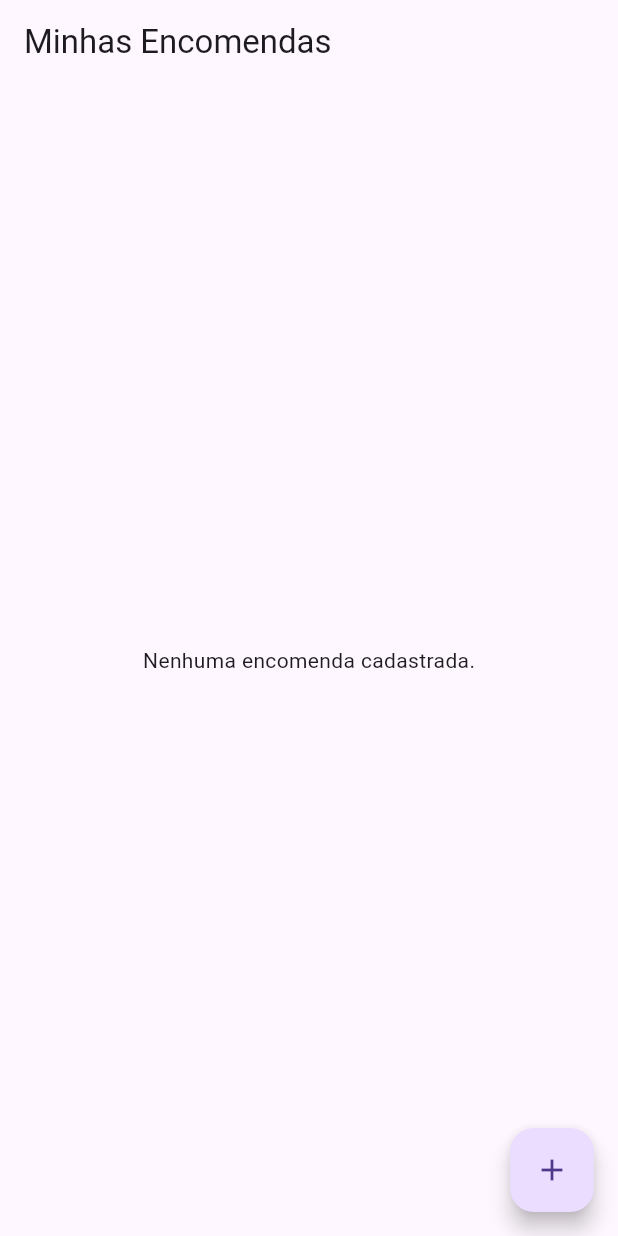
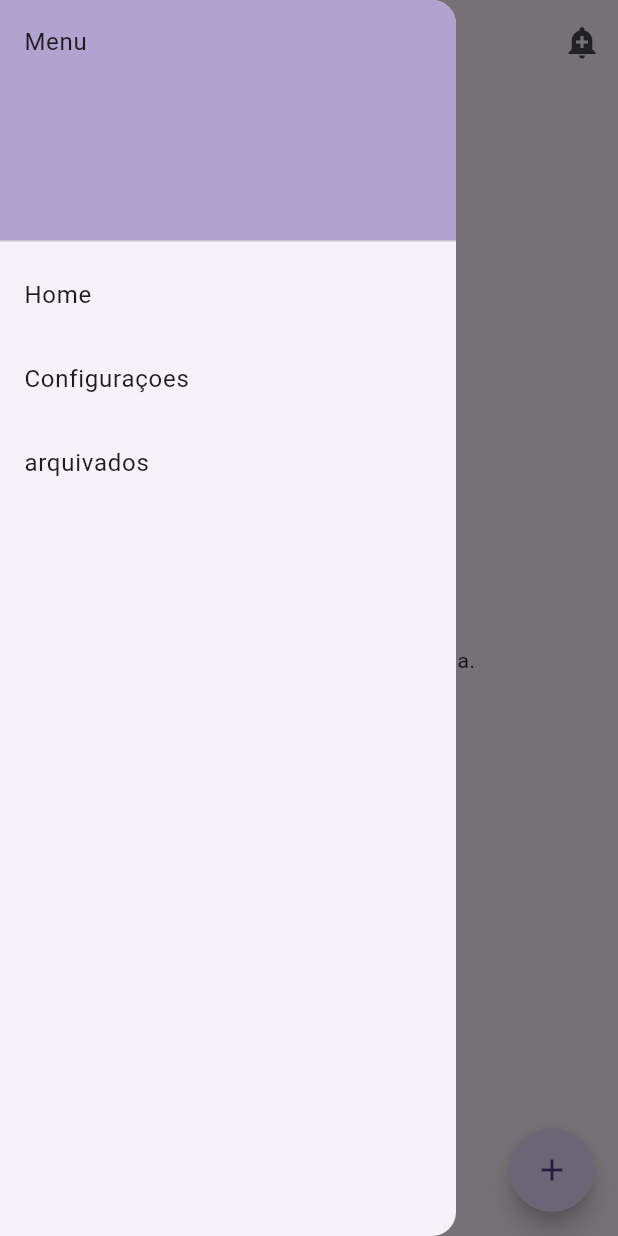
Before and after one commit to bryan2772/apprastreadorencomenda, a Flutter app: the screen it shows after launch, with the side drawer open (before the commit the screen has no drawer), on a phone screen of 412 x 824 dp. Run offline on Flutter 3.47's test engine with Material 3 defaults, Android fonts, the phone set to English and light mode, and no system bars; our stand-ins replace sqflite, sqflite_common_ffi; accounts and stored records are empty.

Commit message:
appbar sanduiche

```diff
--- a/lib/screens/home_screen.dart
+++ b/lib/screens/home_screen.dart
@@ -46,7 +46,71 @@ class HomeScreenState extends State<HomeScreen> {
   @override
   Widget build(BuildContext context) {
     return Scaffold(
-      appBar: AppBar(title: Text('Minhas Encomendas')),
+      appBar: AppBar(
+        leading: Builder(
+          builder: (context) {
+            return IconButton(
+              icon: const Icon(Icons.menu),
+              onPressed: () {
+                Scaffold.of(context).openDrawer();
+              },
+            );
+          },
+        ),
+        title: Text('Minhas Encomendas'),
+        actions: <Widget>[
+          IconButton(
+            icon: const Icon(Icons.add_alert),
+            tooltip: 'Show Snackbar',
+            onPressed: () {
+              ScaffoldMessenger.of(
+                context,
+              ).showSnackBar(const SnackBar(content: Text('notificaçoes ativas')));
+            },
+          ),
+        ],
+      ),
+
+      drawer: Drawer(
+        child: ListView(
+          // Important: Remove any padding from the ListView.
+          padding: EdgeInsets.zero,
+          children: [
+            const DrawerHeader(
+              decoration: BoxDecoration(color: Color.fromARGB(255, 176, 163, 207)),
+              child: Text('Menu'),
+            ),
+            ListTile(
+              title: const Text('Home'),
+              onTap: () {
+                // Update the state of the app.
+                // ...
+                // Then close the drawer
+                Navigator.pop(context);
+              },
+            ),
+            ListTile(
+              title: const Text('Configuraçoes'),
+              onTap: () {
+                // Update the state of the app.
+                // ...
+                // Then close the drawer
+                Navigator.pop(context);
+              },
+            ),
+            ListTile(
+              title: const Text('arquivados'),
+              onTap: () {
+                // Update the state of the app.
+                // ...
+                // Then close the drawer
+                Navigator.pop(context);
+              },
+            ),
+          ],
+        ),
+      ),
+
       body: _encomendas.isEmpty
           ? Center(child: Text('Nenhuma encomenda cadastrada.'))
           : ListView.builder(
@@ -74,8 +138,11 @@ class HomeScreenState extends State<HomeScreen> {
             ),
       floatingActionButton: FloatingActionButton(
         onPressed: _adicionarEncomenda,
+        //backgroundColor: Colors.red,
+        shape: CircleBorder(),
         child: Icon(Icons.add),
       ),
+
     );
   }
 }
```
